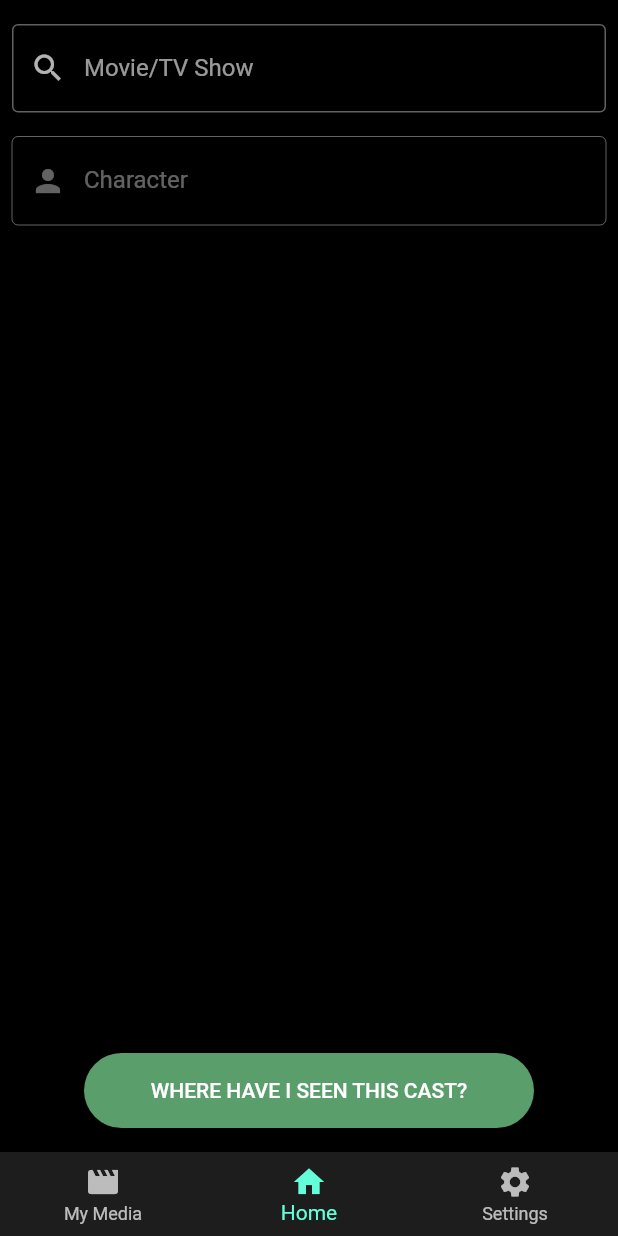
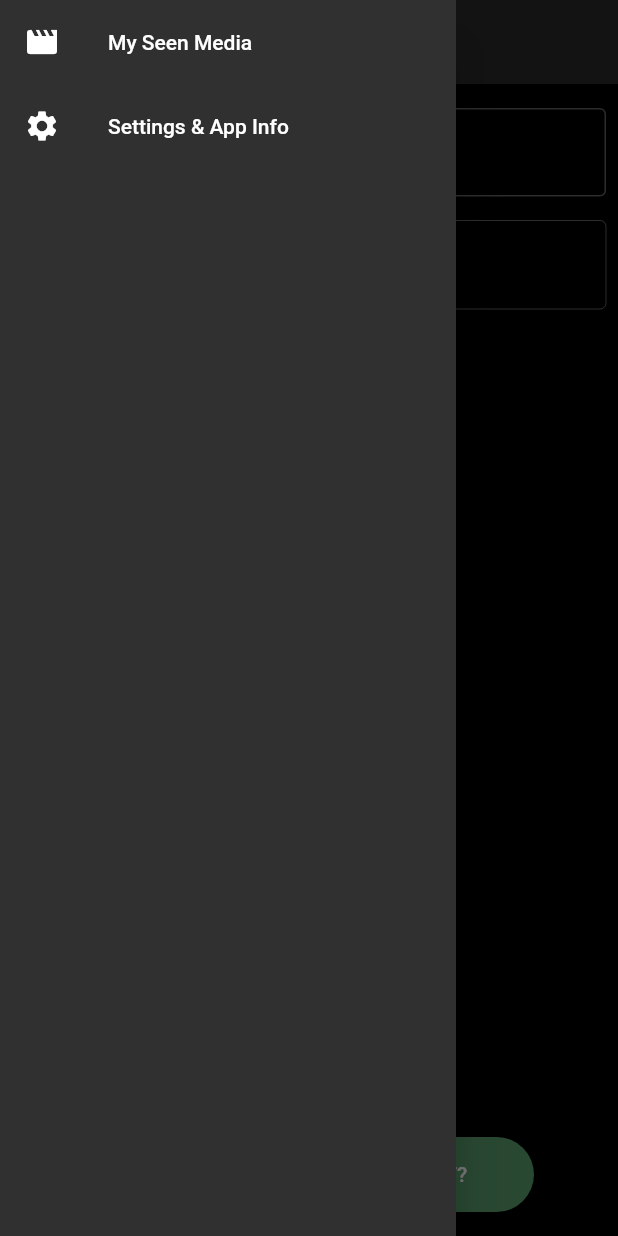
Before and after one commit to joshrap67/FamiliarFaces, a Flutter app: the screen it shows after launch, with the side drawer open (before the commit the screen has no drawer), on a phone screen of 412 x 824 dp. Run offline on Flutter 3.47's test engine with Material 2 defaults, Android fonts, the phone set to English and light mode, and no system bars; drawn by our look-alikes of rounded_loading_button; our stand-ins replace auto_size_text, cached_network_image, flutter_typeahead, loading_overlay, package_info_plus, shared_preferences and 1 more; accounts and stored records are empty.

Commit message:
App logo and started moving to drawer layout

```diff
--- a/lib/main.dart
+++ b/lib/main.dart
@@ -1,4 +1,5 @@
 import 'package:familiar_faces/screens/home_screen.dart';
+import 'package:familiar_faces/screens/media_input_screen.dart';
 import 'package:flutter/material.dart';
 import 'package:flutter/services.dart';
 
@@ -19,7 +20,7 @@ class MyApp extends StatelessWidget {
           cardColor: Color(0xff2a2a2a),
           scaffoldBackgroundColor: Colors.black,
           brightness: Brightness.dark),
-      home: HomeScreen(),
+      home: MediaInputScreen(),
     );
   }
 }
--- a/lib/screens/media_input_screen.dart
+++ b/lib/screens/media_input_screen.dart
@@ -4,14 +4,18 @@ import 'package:familiar_faces/contracts/media_type.dart';
 import 'package:familiar_faces/contracts/movie.dart';
 import 'package:familiar_faces/contracts/search_media_result.dart';
 import 'package:familiar_faces/contracts/tv_show.dart';
+import 'package:familiar_faces/imports/globals.dart';
 import 'package:familiar_faces/screens/actor_details.dart';
 import 'package:familiar_faces/screens/media_cast_screen.dart';
+import 'package:familiar_faces/screens/saved_media_list_screen.dart';
+import 'package:familiar_faces/screens/settings_screen.dart';
 import 'package:familiar_faces/services/media_service.dart';
 import 'package:familiar_faces/imports/utils.dart';
 import 'package:familiar_faces/widgets/character_search_row.dart';
 import 'package:familiar_faces/widgets/media_search_row.dart';
 import 'package:flutter/material.dart';
 import 'package:rounded_loading_button/rounded_loading_button.dart';
+import 'package:shared_preferences/shared_preferences.dart';
 
 class MediaInputScreen extends StatefulWidget {
   const MediaInputScreen({Key? key}) : super(key: key);
@@ -35,13 +39,49 @@ class _MediaInputScreenState extends State<MediaInputScreen> with AutomaticKeepA
   FocusNode _searchCharacterFocus = new FocusNode();
 
   @override
+  void initState() {
+    super.initState();
+    updateGlobalSettings();
+  }
+
+  @override
   Widget build(BuildContext context) {
     // todo warning on tv shows that the search might take a while if they didn't specify a character
     super.build(context);
     return WillPopScope(
       onWillPop: () => onBackPressed(),
-      child: SafeArea(
-        child: Stack(
+      child: Scaffold(
+        resizeToAvoidBottomInset: false,
+        drawer: Drawer(
+          child: SafeArea(
+            child: Column(
+              children: [
+                ListTile(
+                  leading: Icon(Icons.movie),
+                  title: Text('My Seen Media'),
+                  onTap: () {
+                    // close the drawer menu when clicked
+                    Navigator.of(context).pop();
+                    Navigator.push(context, MaterialPageRoute(builder: (context) => SavedMediaListScreen()));
+                  },
+                ),
+                ListTile(
+                  leading: Icon(Icons.settings),
+                  title: Text('Settings & App Info'),
+                  onTap: () {
+                    // close the drawer menu when clicked
+                    Navigator.of(context).pop();
+                    Navigator.push(context, MaterialPageRoute(builder: (context) => SettingsScreen()));
+                  },
+                ),
+              ],
+            ),
+          ),
+        ),
+        appBar: AppBar(
+          title: Text('Familiar Faces'),
+        ),
+        body: Stack(
           children: [
             if (_selectedSearch?.posterPath != null)
               Container(
@@ -257,4 +297,12 @@ class _MediaInputScreenState extends State<MediaInputScreen> with AutomaticKeepA
       return true;
     }
   }
+
+  // bit of an anti pattern, but i would rather not have async calls everywhere for these global settings
+  Future<void> updateGlobalSettings() async {
+	  var prefs = await SharedPreferences.getInstance();
+	  setState(() {
+		  Globals.settings.showCharacters = prefs.getBool(Globals.showCharacterKey) ?? true;
+	  });
+  }
 }
--- a/lib/widgets/media_search_row.dart
+++ b/lib/widgets/media_search_row.dart
@@ -6,7 +6,12 @@ import 'package:flutter/material.dart';
 import 'package:flutter_typeahead/flutter_typeahead.dart';
 
 class MediaSearchRow extends StatefulWidget {
-  const MediaSearchRow({Key? key, this.selectedMedia, this.showSavedMedia = true, required this.onMediaSelected, required this.onInputCleared})
+  const MediaSearchRow(
+      {Key? key,
+      this.selectedMedia,
+      this.showSavedMedia = true,
+      required this.onMediaSelected,
+      required this.onInputCleared})
       : super(key: key);
 
   final Function(SearchMediaResult) onMediaSelected;
@@ -47,6 +52,7 @@ class _MediaSearchRowState extends State<MediaSearchRow> {
                 // so x button can properly be hidden
                 setState(() {});
               },
+				// todo focus node
               decoration: InputDecoration(
                   prefixIcon: Icon(Icons.search),
                   border: OutlineInputBorder(),
@@ -56,6 +62,7 @@ class _MediaSearchRowState extends State<MediaSearchRow> {
             hideOnLoading: true,
             hideOnEmpty: true,
             hideOnError: true,
+            hideSuggestionsOnKeyboardHide: false,
             debounceDuration: Duration(milliseconds: 300),
             suggestionsCallback: (query) => MediaService.searchMulti(query, showSavedMedia: widget.showSavedMedia),
             transitionBuilder: (context, suggestionsBox, controller) {
```
Also changed, not shown: lib/screens/saved_media_list_screen.dart (+5 -9 lines), lib/screens/settings_screen.dart (+6 -4 lines), pubspec.yaml (+10 -30 lines), assets/icon/icon.png (added), assets/icon/logo_foreground.png (added), 31 other files.
